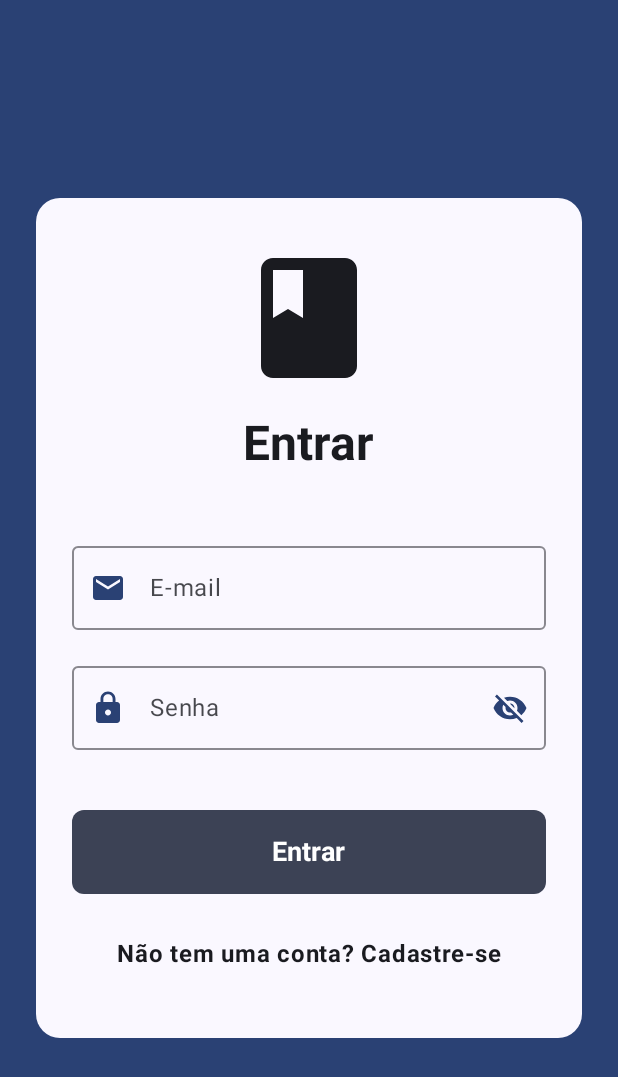
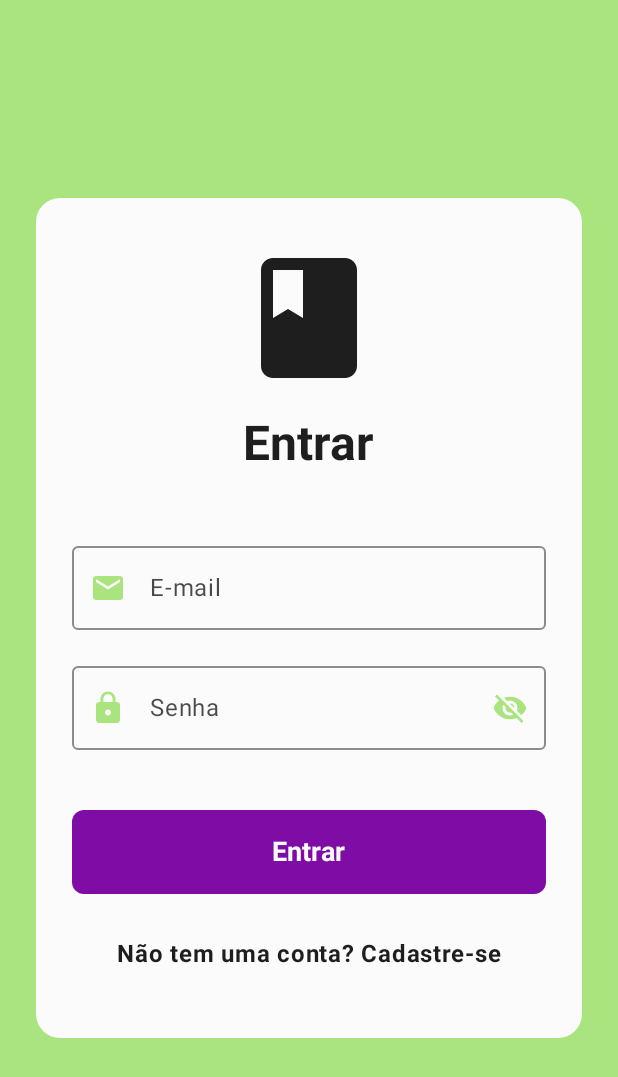
Before and after one commit to Tito-Tiago/bookworms, an Android app built with Jetpack Compose: the screen it shows after launch (MainActivity), on a phone screen of 412 x 824 dp. Shown: the top 1077 px of the screen. Run offline under Robolectric (Android 15) with nearby library versions, the phone set to English and light mode, and no system bars; our stand-ins replace Dagger/Hilt's generated code, Firebase (no records; nobody signed in at launch, a user with empty details on screens opened directly).

Commit message:
v1 cores

```diff
--- a/app/src/main/java/com/ufc/quixada/bookworms/presentation/ui/theme/Color.kt
+++ b/app/src/main/java/com/ufc/quixada/bookworms/presentation/ui/theme/Color.kt
@@ -2,7 +2,8 @@ package com.ufc.quixada.bookworms.presentation.ui.theme
 
 import androidx.compose.ui.graphics.Color
 
-val BW_Primary_Green = Color(0xFFAAE47E)
-val BW_Secondary_Purple = Color(0xFF7F0CA5)
-val BW_Black = Color(0xFF1E1E1E)
-val BW_White = Color(0xFFFBFBFB)
+val BW_Primary_Green = Color(0xFFAAE47E)   // #AAE47E
+val BW_Dark_Green = Color(0xFF3B502C)      // #3B502C
+val BW_Secondary_Purple = Color(0xFF7F0CA5)// #7F0CA5
+val BW_Black = Color(0xFF1E1E1E)           // #1E1E1E
+val BW_White = Color(0xFFFBFBFB)           // #FBFBFB
--- a/app/src/main/java/com/ufc/quixada/bookworms/presentation/ui/theme/Theme.kt
+++ b/app/src/main/java/com/ufc/quixada/bookworms/presentation/ui/theme/Theme.kt
@@ -12,37 +12,51 @@ import androidx.compose.ui.platform.LocalContext
 
 private val DarkColorScheme = darkColorScheme(
     primary = BW_Primary_Green,
+    onPrimary = BW_Dark_Green, // Texto escuro sobre o verde claro para leitura
+    primaryContainer = BW_Dark_Green,
+    onPrimaryContainer = BW_Primary_Green,
+
     secondary = BW_Secondary_Purple,
-    tertiary = BW_Primary_Green,
+    onSecondary = BW_White,
+    secondaryContainer = BW_Secondary_Purple,
+    onSecondaryContainer = BW_White,
+
+    tertiary = BW_Dark_Green,
+
     background = BW_Black,
+    onBackground = BW_White,
+
     surface = BW_Black,
+    onSurface = BW_White,
 
-    onPrimary = BW_Black,
-    onSecondary = BW_White,
-    onBackground = BW_White,
-    onSurface = BW_White,
-    onSurfaceVariant = BW_Primary_Green
+    error = BW_Secondary_Purple // Usando o roxo como destaque de erro/atenção no tema escuro se desejar, ou manter padrão
 )
 
 private val LightColorScheme = lightColorScheme(
     primary = BW_Primary_Green,
+    onPrimary = BW_Dark_Green, // Texto escuro sobre o verde claro
+    primaryContainer = BW_Primary_Green,
+    onPrimaryContainer = BW_Dark_Green,
+
     secondary = BW_Secondary_Purple,
-    tertiary = BW_Primary_Green,
+    onSecondary = BW_White,
+
+    tertiary = BW_Dark_Green,
+    onTertiary = BW_White,
+
     background = BW_White,
+    onBackground = BW_Black,
+
     surface = BW_White,
-
-    onPrimary = BW_Black,
-    onSecondary = BW_White,
-    onBackground = BW_Black,
     onSurface = BW_Black,
-    onSurfaceVariant = BW_Secondary_Purple
 )
 
 @Composable
 fun BookwormsTheme(
     darkTheme: Boolean = isSystemInDarkTheme(),
-    // Dynamic color is available on Android 12+
-    dynamicColor: Boolean = true,
+    // Dynamic color desativado por padrão para garantir que a identidade visual seja usada
+    // Se quiser que o Android 12+ use as cores do papel de parede do usuário, mude para true
+    dynamicColor: Boolean = false,
     content: @Composable () -> Unit
 ) {
     val colorScheme = when {
```
Also changed, not shown: app/src/main/res/values/colors.xml (+13 -7 lines).
